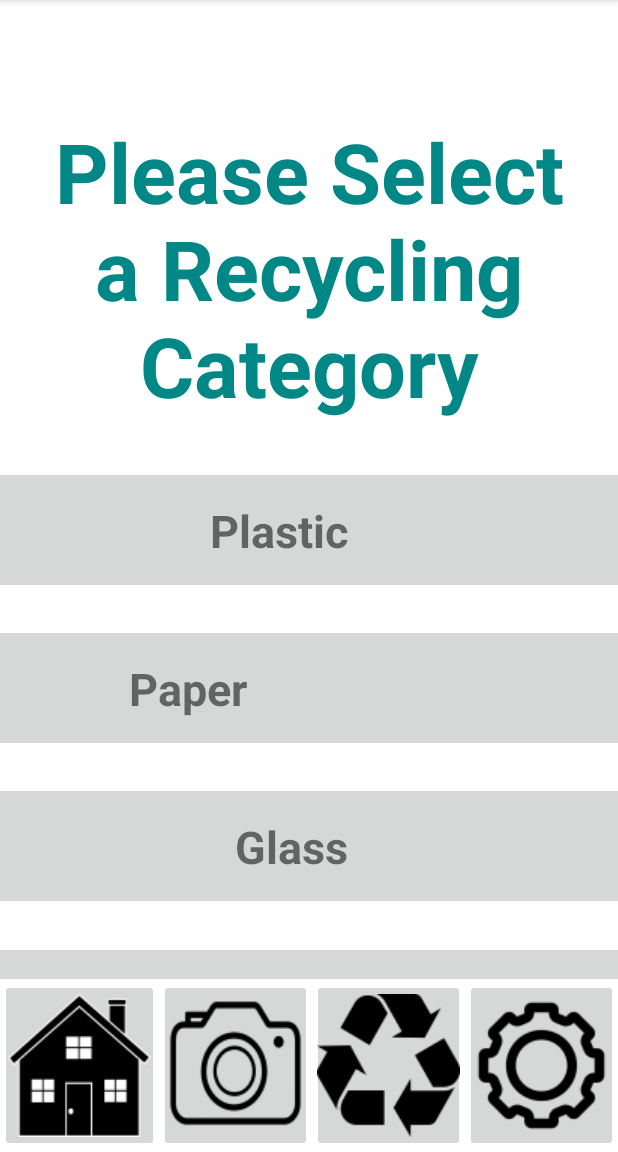
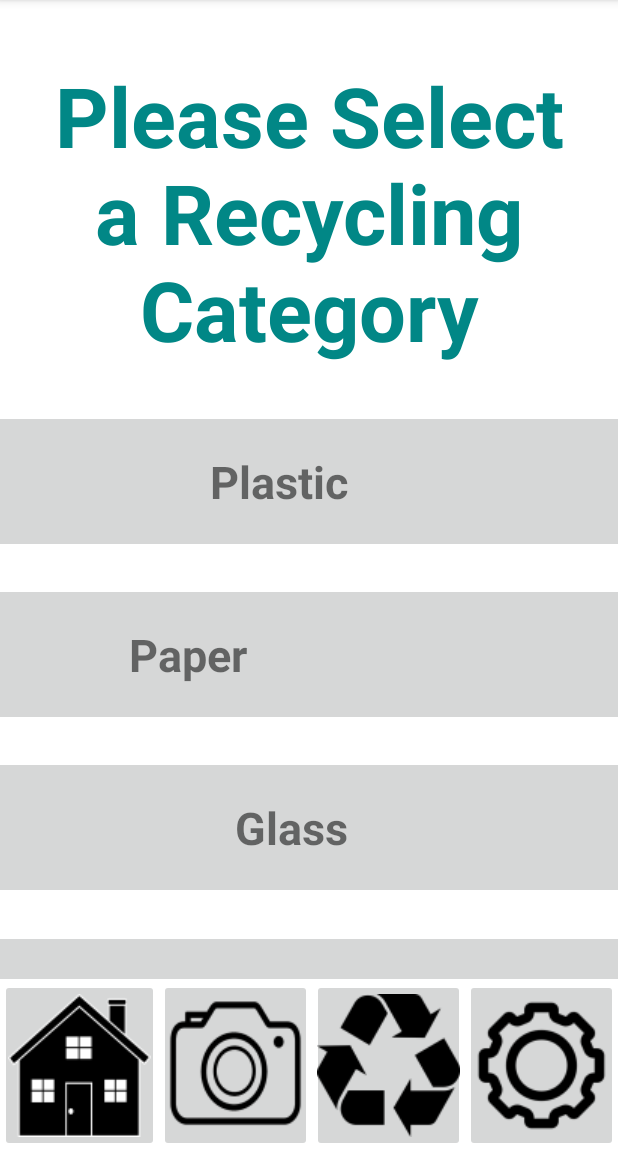
Before and after one commit to RecyclingRaccoons/AppCode, an Android app: the RecyclingCategories screen opened directly, with no data from a screen before it, on a phone screen of 412 x 824 dp, the part 84-1236 px from its top. Run offline under Robolectric (Android 15) with nearby library versions, the light colour scheme and no system bars.

Commit message:
Recycling Category X Removed

```diff
--- a/app/src/main/res/layout/activity_recycling_categories.xml
+++ b/app/src/main/res/layout/activity_recycling_categories.xml
@@ -7,24 +7,11 @@
     android:layout_height="match_parent"
     tools:context=".RecyclingCategories">
 
-    <ImageButton
-        android:id="@+id/exitButton"
-        android:layout_width="wrap_content"
-        android:layout_height="wrap_content"
-        android:layout_marginTop="10dp"
-        android:layout_marginEnd="525dp"
-        android:contentDescription="@string/exit"
-        android:onClick="exitToHome"
-        app:layout_constraintEnd_toEndOf="parent"
-        app:layout_constraintStart_toStartOf="parent"
-        app:layout_constraintTop_toTopOf="parent"
-        app:srcCompat="@android:drawable/btn_dialog" />
-
     <TextView
         android:id="@+id/categoryHeading"
         android:layout_width="wrap_content"
         android:layout_height="wrap_content"
-        android:layout_marginTop="15dp"
+        android:layout_marginTop="40dp"
         android:text="@string/recyclingCategoryIntroduction"
         android:textAlignment="center"
         android:textColor="@color/teal_700"
@@ -33,12 +20,12 @@
         app:layout_constraintEnd_toEndOf="parent"
         app:layout_constraintHorizontal_bias="0.5"
         app:layout_constraintStart_toStartOf="parent"
-        app:layout_constraintTop_toBottomOf="@+id/exitButton" />
+        app:layout_constraintTop_toTopOf="parent" />
 
     <ImageButton
         android:id="@+id/plasticButton"
         android:layout_width="600dp"
-        android:layout_height="85dp"
+        android:layout_height="95dp"
         android:layout_marginStart="5dp"
         android:layout_marginTop="30dp"
         android:layout_marginEnd="5dp"
@@ -64,7 +51,7 @@
     <ImageButton
         android:id="@+id/paperButton"
         android:layout_width="600dp"
-        android:layout_height="85dp"
+        android:layout_height="95dp"
         android:layout_marginStart="5dp"
         android:layout_marginTop="20dp"
         android:layout_marginEnd="5dp"
@@ -90,7 +77,7 @@
     <ImageButton
         android:id="@+id/glassButton"
         android:layout_width="600dp"
-        android:layout_height="85dp"
+        android:layout_height="95dp"
         android:layout_marginStart="5dp"
         android:layout_marginTop="20dp"
         android:layout_marginEnd="5dp"
@@ -116,7 +103,7 @@
     <ImageButton
         android:id="@+id/metalButton"
         android:layout_width="600dp"
-        android:layout_height="85dp"
+        android:layout_height="95dp"
         android:layout_marginStart="5dp"
         android:layout_marginTop="20dp"
         android:layout_marginEnd="5dp"
```
